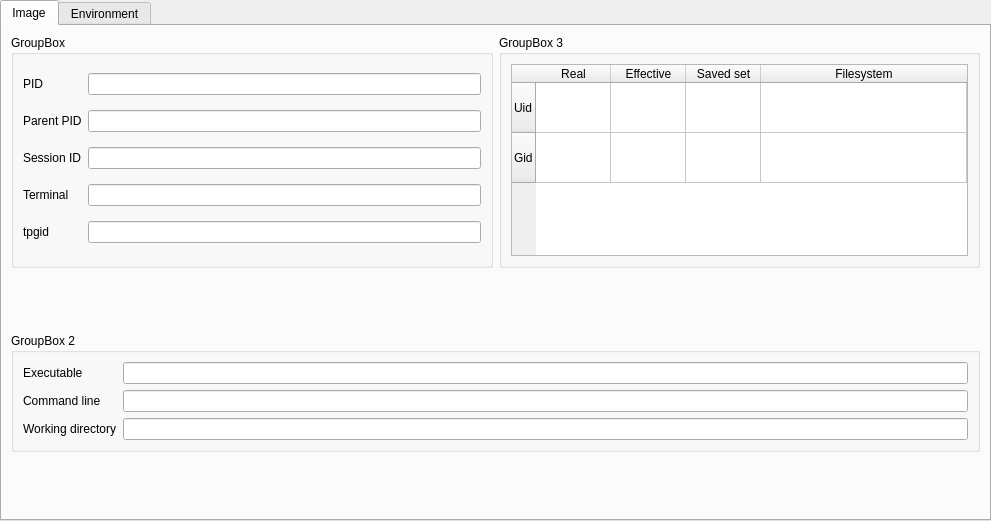
The window that src/processdetailview.ui (Wenzel/kmonitor) describes before a commit, drawn with Qt 5.
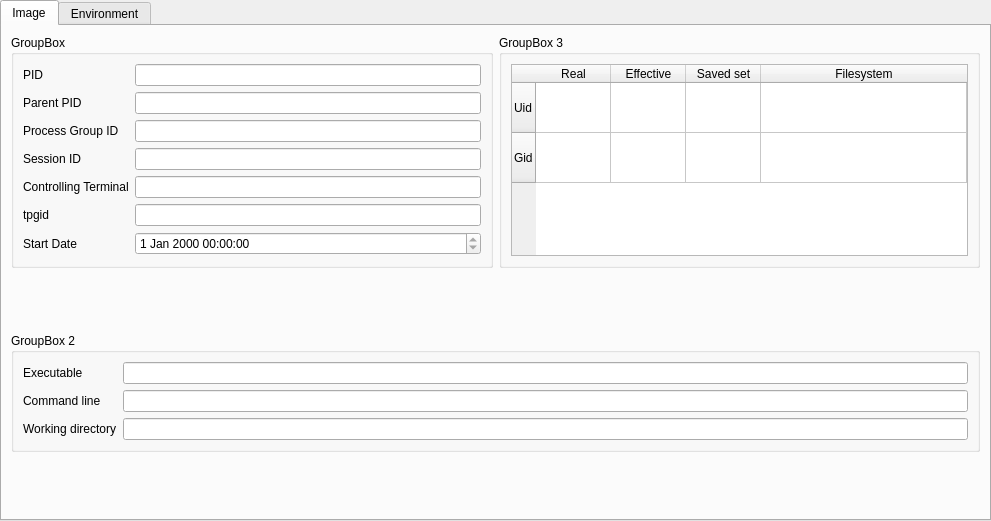
The same window after the commit.

Commit message: display pgid, ctty and starttime

What changed in the file:
```diff
--- a/src/processdetailview.ui
+++ b/src/processdetailview.ui
@@ -36,7 +36,7 @@
            </property>
           </widget>
          </item>
-         <item row="0" column="1">
+         <item row="0" column="2">
           <widget class="QLineEdit" name="lineEdit_pid">
            <property name="readOnly">
             <bool>true</bool>
@@ -50,50 +50,77 @@
            </property>
           </widget>
          </item>
-         <item row="1" column="1">
+         <item row="1" column="2">
           <widget class="QLineEdit" name="lineEdit_ppid">
            <property name="readOnly">
             <bool>true</bool>
            </property>
           </widget>
          </item>
-         <item row="2" column="0">
+         <item row="3" column="0">
           <widget class="QLabel" name="label_6">
            <property name="text">
             <string>Session ID</string>
            </property>
           </widget>
          </item>
-         <item row="2" column="1">
+         <item row="3" column="2">
           <widget class="QLineEdit" name="lineEdit_sid">
            <property name="readOnly">
             <bool>true</bool>
            </property>
           </widget>
          </item>
-         <item row="3" column="0">
-          <widget class="QLabel" name="label_7">
-           <property name="text">
-            <string>Terminal</string>
-           </property>
-          </widget>
-         </item>
-         <item row="3" column="1">
+         <item row="5" column="2">
           <widget class="QLineEdit" name="lineEdit_tty">
            <property name="readOnly">
             <bool>true</bool>
            </property>
           </widget>
          </item>
-         <item row="4" column="0">
+         <item row="6" column="2">
+          <widget class="QLineEdit" name="lineEdit_tpgid">
+           <property name="readOnly">
+            <bool>true</bool>
+           </property>
+          </widget>
+         </item>
+         <item row="5" column="0">
+          <widget class="QLabel" name="label_7">
+           <property name="text">
+            <string>Controlling Terminal</string>
+           </property>
+          </widget>
+         </item>
+         <item row="6" column="0">
           <widget class="QLabel" name="label_8">
            <property name="text">
             <string>tpgid</string>
            </property>
           </widget>
          </item>
-         <item row="4" column="1">
-          <widget class="QLineEdit" name="lineEdit_tpgid">
+         <item row="7" column="0">
+          <widget class="QLabel" name="label_9">
+           <property name="text">
+            <string>Start Date</string>
+           </property>
+          </widget>
+         </item>
+         <item row="2" column="0">
+          <widget class="QLabel" name="label_10">
+           <property name="text">
+            <string>Process Group ID</string>
+           </property>
+          </widget>
+         </item>
+         <item row="2" column="2">
+          <widget class="QLineEdit" name="lineEdit_pgid"/>
+         </item>
+         <item row="7" column="2">
+          <widget class="QDateTimeEdit" name="dateTimeEdit_starttime">
+           <property name="frame">
+            <bool>true</bool>
+           </property>
            <property name="readOnly">
             <bool>true</bool>
            </property>
```
Left out of the diff: 3 changed lines with no effect on the pictures. The commit also changes 1 other file.
